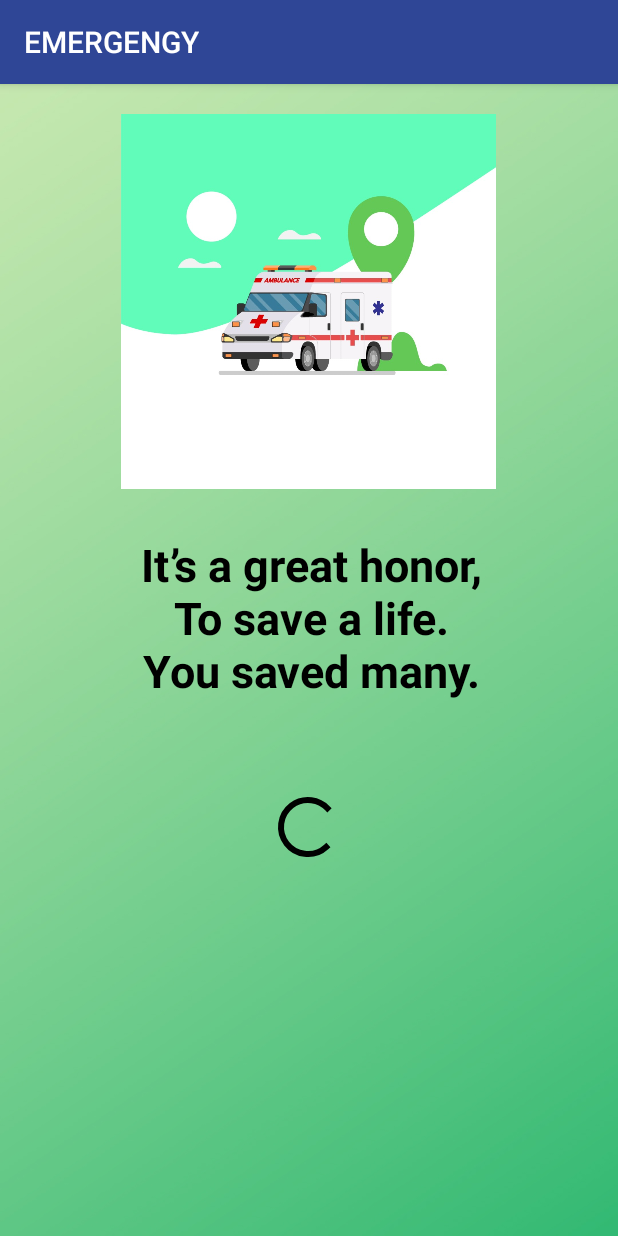
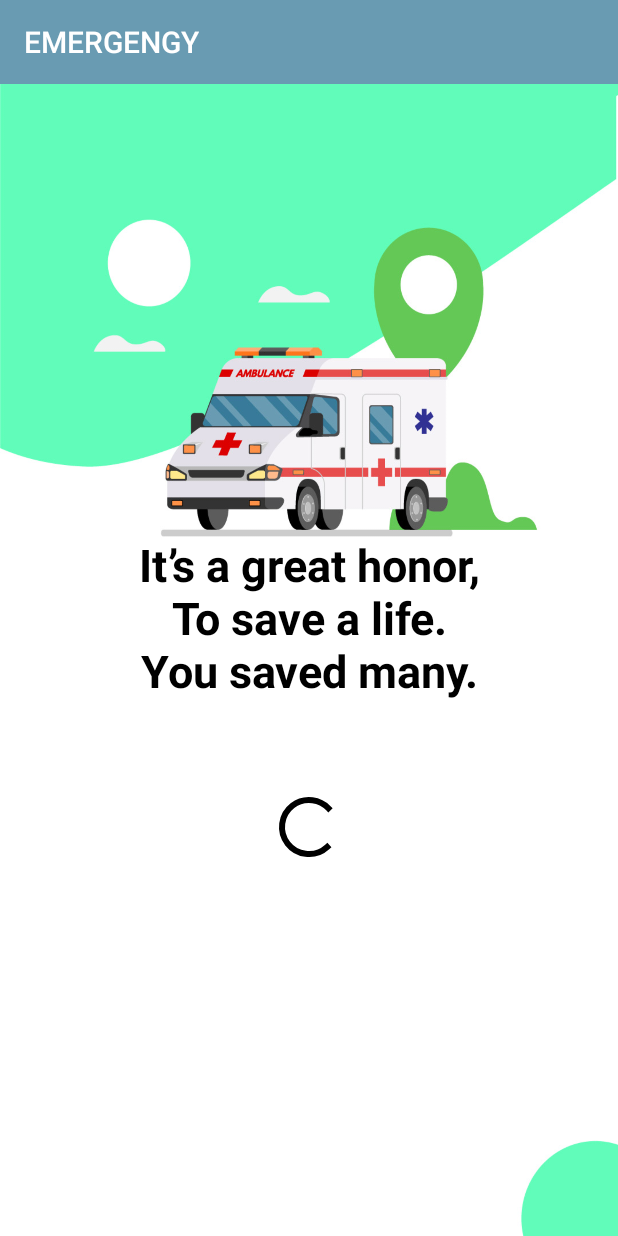
Before and after one commit to pmondal98/MINOR-PROJECT, an Android app: the first screen one second after launch (SplashScreen), on a phone screen of 412 x 824 dp. Run offline under Robolectric (Android 15) with nearby library versions, the phone set to English and light mode, and no system bars; our stand-ins replace Firebase (no records; nobody signed in at launch, a user with empty details on screens opened directly); Roboto replaces fonts that are not available here.

Commit message:
FINAL PROJECT PUSH minor bug fixes are still left.

```diff
--- a/EMERGENCY/app/src/main/AndroidManifest.xml
+++ b/EMERGENCY/app/src/main/AndroidManifest.xml
@@ -17,10 +17,12 @@
 
     <application
         android:allowBackup="true"
-        android:icon="@drawable/emergencyfrontimg"
+        android:icon="@drawable/icon"
         android:label="@string/app_name"
         android:roundIcon="@drawable/emergencyfrontimg"
         android:supportsRtl="true"
+        android:hardwareAccelerated="false"
+        android:largeHeap="true"
         android:theme="@style/AppTheme">
         <activity android:name=".HospitalActivity"></activity>
         <!--
--- a/EMERGENCY/app/src/main/java/com/example/emergengy/HospitalActivity.java
+++ b/EMERGENCY/app/src/main/java/com/example/emergengy/HospitalActivity.java
@@ -297,7 +297,11 @@ public class HospitalActivity extends FragmentActivity implements OnMapReadyCall
                     location2.setLatitude(driverLatLng.latitude);
                     location2.setLongitude(driverLatLng.longitude);
                     float distance=location1.distanceTo(location2);
-                    btncallambulance.setText("Ambulane Found:"+String.valueOf(distance));
+
+                    if(distance < 90)
+                        btncallambulance.setText("Ambulane Reached");
+                    else
+                        btncallambulance.setText("Ambulane Found:"+String.valueOf(distance));
 
                     btncancelambulance.setVisibility(View.VISIBLE);
                     btncancelambulance.setEnabled(true);
--- a/EMERGENCY/app/src/main/res/drawable/roundedbtn.xml
+++ b/EMERGENCY/app/src/main/res/drawable/roundedbtn.xml
@@ -1,6 +1,6 @@
 <?xml version="1.0" encoding="utf-8"?>
 <shape xmlns:android="http://schemas.android.com/apk/res/android">
-    <solid android:color="#2E22AC"/>
+    <solid android:color="#63c856"/>
     <stroke android:width="2dp" android:color="@color/basecolor" />
     <corners
         android:bottomRightRadius="15dp"
--- a/EMERGENCY/app/src/main/res/layout/activity_category.xml
+++ b/EMERGENCY/app/src/main/res/layout/activity_category.xml
@@ -4,8 +4,7 @@
     xmlns:tools="http://schemas.android.com/tools"
     android:layout_width="match_parent"
     android:layout_height="match_parent"
-    tools:context=".CategoryActivity"
-    android:background="@color/basecolor">
+    tools:context=".CategoryActivity">
 
 
     <FrameLayout
--- a/EMERGENCY/app/src/main/res/layout/activity_getotp.xml
+++ b/EMERGENCY/app/src/main/res/layout/activity_getotp.xml
@@ -40,7 +40,7 @@
         android:layout_marginBottom="260dp"
         android:background="#00e5ff"
         android:text="Continue"
-        android:textColor="@android:color/background_light"
+        android:textColor="@android:color/background_dark"
         android:textSize="20sp"
         android:textStyle="bold"
         tools:layout_editor_absoluteX="147dp"
--- a/EMERGENCY/app/src/main/res/layout/activity_splash_screen.xml
+++ b/EMERGENCY/app/src/main/res/layout/activity_splash_screen.xml
@@ -1,42 +1,18 @@
 <?xml version="1.0" encoding="utf-8"?>
-<androidx.constraintlayout.widget.ConstraintLayout xmlns:android="http://schemas.android.com/apk/res/android"
+<RelativeLayout xmlns:android="http://schemas.android.com/apk/res/android"
     xmlns:app="http://schemas.android.com/apk/res-auto"
     xmlns:tools="http://schemas.android.com/tools"
     android:layout_width="match_parent"
     android:layout_height="match_parent"
-    android:background="@drawable/background"
+    android:background="@drawable/emergencyfrontimg"
     tools:context=".SplashScreen">
 
-    <ImageView
-        android:id="@+id/imgLogo"
-        android:layout_width="250dp"
-        android:layout_height="250dp"
-        android:layout_marginTop="20dp"
-        android:src="@drawable/emergencyfrontimg"
-        app:layout_constraintEnd_toEndOf="parent"
-        app:layout_constraintHorizontal_bias="0.496"
-        app:layout_constraintStart_toStartOf="parent"
-        app:layout_constraintTop_toTopOf="parent" />
-
-    <ProgressBar
-        android:id="@+id/progressBar"
-        style="?android:attr/progressBarStyle"
-        android:layout_width="wrap_content"
-        android:layout_height="wrap_content"
-        android:layout_marginTop="60dp"
-        android:scrollbarSize="5dp"
-
-        android:theme="@style/ProgressBarTheme"
-        app:layout_constraintEnd_toEndOf="parent"
-        app:layout_constraintHorizontal_bias="0.498"
-        app:layout_constraintStart_toStartOf="parent"
-        app:layout_constraintTop_toBottomOf="@+id/textView" />
 
     <TextView
         android:id="@+id/textView"
         android:layout_width="wrap_content"
         android:layout_height="wrap_content"
-        android:layout_marginTop="30dp"
+        android:layout_marginTop="300dp"
         android:fontFamily="@font/amaranth_italic"
         android:gravity="center"
         android:text="@string/frontscreenquote"
@@ -46,6 +22,21 @@
         app:layout_constraintEnd_toEndOf="parent"
         app:layout_constraintHorizontal_bias="0.506"
         app:layout_constraintStart_toStartOf="parent"
-        app:layout_constraintTop_toBottomOf="@+id/imgLogo" />
+        android:layout_centerHorizontal="true"/>
 
-</androidx.constraintlayout.widget.ConstraintLayout>
+    <ProgressBar
+        android:id="@+id/progressBar"
+        style="?android:attr/progressBarStyle"
+        android:layout_width="wrap_content"
+        android:layout_height="wrap_content"
+        android:layout_marginTop="60dp"
+        android:scrollbarSize="5dp"
+        android:layout_centerHorizontal="true"
+        android:layout_below="@+id/textView"
+        android:theme="@style/ProgressBarTheme"
+        app:layout_constraintEnd_toEndOf="parent"
+        app:layout_constraintHorizontal_bias="0.498"
+        app:layout_constraintStart_toStartOf="parent"
+        app:layout_constraintTop_toBottomOf="@+id/textView" />
+
+</RelativeLayout>
--- a/EMERGENCY/app/src/main/res/values/colors.xml
+++ b/EMERGENCY/app/src/main/res/values/colors.xml
@@ -1,7 +1,7 @@
 <?xml version="1.0" encoding="utf-8"?>
 <resources>
-    <color name="colorPrimary">#2f4696</color>
-    <color name="colorPrimaryDark">#00574B</color>
+    <color name="colorPrimary">#699bb2</color>
+    <color name="colorPrimaryDark">#3C5C79</color>
     <color name="colorAccent">#D81B60</color>
     <color name="white">#fff</color>
     <color name="basecolor">#2f4696</color>
```
Also changed, not shown: EMERGENCY/app/src/main/java/com/example/emergengy/CategoryActivity.java (+0 -25 lines), EMERGENCY/app/src/main/java/com/example/emergengy/HomeFragment.java (+47 -3 lines), EMERGENCY/app/src/main/java/com/example/emergengy/ProfileFragment.java (+14 -0 lines), EMERGENCY/app/src/main/res/layout/activity_login.xml (+4 -11 lines), EMERGENCY/app/src/main/res/layout/fragment_profile.xml (+12 -0 lines), EMERGENCY/app/src/main/res/menu/menu.xml (deleted, +0 -11 lines), EMERGENCY/app/src/main/res/drawable/emergencyfrontimg.jpg, EMERGENCY/app/src/main/res/drawable/hospital.png (deleted), EMERGENCY/app/src/main/res/drawable/icon.jpg (added), EMERGENCY/app/src/main/res/drawable/logout.png (deleted), EMERGENCY/app/src/main/res/drawable/restuarant.png (deleted), EMERGENCY/app/src/main/res/drawable/school.png (deleted), 1 other file.
